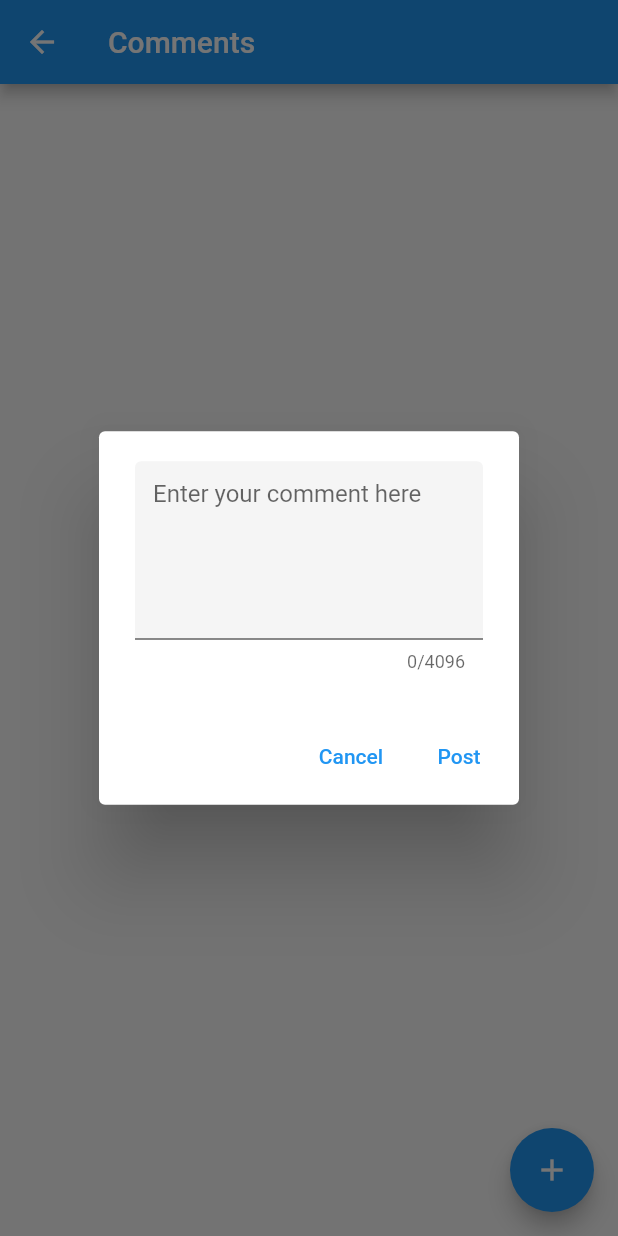
After one commit to NimeshaPrasadini/Cricket-Mobile-Application, a Flutter app: the CommentView screen opened directly, after a tap on the "add" icon, on a phone screen of 412 x 824 dp. The commit adds this screen. Run offline on Flutter 3.47's test engine with Material 2 defaults, Android fonts, the phone set to English and light mode, and no system bars; our stand-ins replace cloud_firestore, file_picker, firebase_auth, firebase_core, firebase_storage, splashscreen; accounts and stored records are empty; network calls fail.

```diff
--- /dev/null
+++ b/lib/model/Post.dart
@@ -0,0 +1,34 @@
+import 'package:flutter/foundation.dart';
+
+class Post {
+  final String title;
+  final String imageUrl;
+  final String userId;
+  final String documentId;
+
+  Post({
+    required this.userId,
+    required this.title,
+    required this.documentId,
+    required this.imageUrl,
+  });
+
+  Map<String, dynamic> toMap() {
+    return {
+      'userId': userId,
+      'title': title,
+      'imageUrl': imageUrl,
+    };
+  }
+
+  static Post? fromMap(Map<String, dynamic> map, String documentId) {
+    if (map == null) return null;
+
+    return Post(
+      title: map['title'],
+      imageUrl: map['imageUrl'],
+      userId: map['userId'],
+      documentId: documentId,
+    );
+  }
+}
--- /dev/null
+++ b/lib/pages/commentView.dart
@@ -0,0 +1,156 @@
+import 'package:cloud_firestore/cloud_firestore.dart';
+import 'package:flutter/material.dart';
+
+class CommentView extends StatelessWidget {
+  //final Text name;
+  CommentView({Key? key}) : super(key: key);
+
+  //final CollectionReference _comments =
+      //FirebaseFirestore.instance.collection('comments');
+    final db = FirebaseFirestore.instance;
+
+  @override
+  Widget build(BuildContext context) {
+    return Scaffold(
+      appBar: AppBar(
+        title: const Text('Comments'),
+      ),
+      body: StreamBuilder<QuerySnapshot>(
+        stream: db.collection('comments').snapshots(),
+        builder: (context, snapshot) {
+          if (!snapshot.hasData) {
+            return Center(
+              child: CircularProgressIndicator(),
+            );
+          } else
+            return ListView(
+              children: snapshot.data!.docs.map((doc) {
+                //final Text name = Text(doc.data()['userName']);
+                //final Text message = Text(documentSnapshot2['message']);
+                //final Text time = Text(documentSnapshot2['time']);
+                return Card(
+                  child: ListTile(
+                    title: Text((doc.data() as dynamic)['message']),
+                    //subtitle: Text((doc.data() as dynamic)['name']),
+                    //: Text((doc.data() as dynamic)['time']),
+                  ),
+                );
+              }).toList(),
+            );
+        },
+      ),
+      //),
+      floatingActionButton: FloatingActionButton(
+        onPressed: () {
+          showDialog(
+              context: context, builder: (context) => const FeedbackDialog());
+        },
+        backgroundColor: Colors.blue,
+        child: const Icon(Icons.add),
+      ),
+    );
+  }
+}
+
+class FeedbackDialog extends StatefulWidget {
+  const FeedbackDialog({Key? key}) : super(key: key);
+
+  @override
+  State<FeedbackDialog> createState() => _FeedbackDialogState();
+}
+
+class _FeedbackDialogState extends State<FeedbackDialog> {
+  final TextEditingController _controller = TextEditingController();
+  final GlobalKey<FormState> _formKey = GlobalKey();
+
+  @override
+  void dispose() {
+    _controller.dispose();
+    super.dispose();
+  }
+
+  @override
+  Widget build(BuildContext context) {
+    return AlertDialog(
+      content: Form(
+        key: _formKey,
+        child:
+          //children: <Widget>[
+            // TextFormField(
+            //   controller: _controller,
+            //   keyboardType: TextInputType.name,
+            //   decoration: const InputDecoration(
+            //     hintText: 'Enter your name here',
+            //     filled: true,
+            //   ),
+            //   // maxLines: 5,
+            //   maxLength: 4096,
+            //   textInputAction: TextInputAction.done,
+            //   validator: (String? text) {
+            //     if (text == null || text.isEmpty) {
+            //       return 'Please enter a value';
+            //     }
+            //     return null;
+            //   },
+            // ),
+            TextFormField(
+              controller: _controller,
+              keyboardType: TextInputType.multiline,
+              decoration: const InputDecoration(
+                hintText: 'Enter your comment here',
+                filled: true,
+              ),
+              maxLines: 5,
+              maxLength: 4096,
+              textInputAction: TextInputAction.done,
+              validator: (String? text) {
+                if (text == null || text.isEmpty) {
+                  return 'Please enter a value';
+                }
+                return null;
+              },
+            //),
+          //],
+        ),
+      ),
+      actions: [
+        TextButton(
+          child: const Text('Cancel'),
+          onPressed: () => Navigator.pop(context),
+        ),
+        TextButton(
+          child: const Text('Post'),
+          onPressed: () async {
+            // Only if the input form is valid (the user has entered text)
+            if (_formKey.currentState!.validate()) {
+              // We will use this var to show the result
+              // of this operation to the user
+              String message;
+
+              try {
+                // Get a reference to the `feedback` collection
+                final collection =
+                    FirebaseFirestore.instance.collection('comments');
+
+                // Write the server's timestamp and the user's feedback
+                await collection.doc().set({
+                  'message': _controller.text,
+                  'time': FieldValue.serverTimestamp(),
+                });
+
+                message = 'Comment added successfully';
+              } catch (e) {
+                message = 'Error when posting comment';
+              }
+
+              // Show a snackbar with the result
+              ScaffoldMessenger.of(context)
+                  .showSnackBar(SnackBar(content: Text(message)));
+              Navigator.pop(context);
+            }
+          },
+        )
+      ],
+    );
+  }
+}
```
Also changed, not shown: lib/main.dart (+32 -3 lines), lib/model/User.dart (+21 -9 lines), lib/pages/Admin/create_post_view.dart (added, +52 -0 lines), lib/pages/authentication.dart (+28 -26 lines), lib/pages/home.dart (+38 -18 lines), lib/service/flutterfire.dart (added, +141 -0 lines), pubspec.yaml (+5 -2 lines), assets/authentication.png (added), assets/backend.png (added), assets/cricket_logo01.png (added), assets/database.png (added), assets/google_logo.png (added), assets/machine-learning.png (added), assets/other-utilities.png (added), 2 more files.
